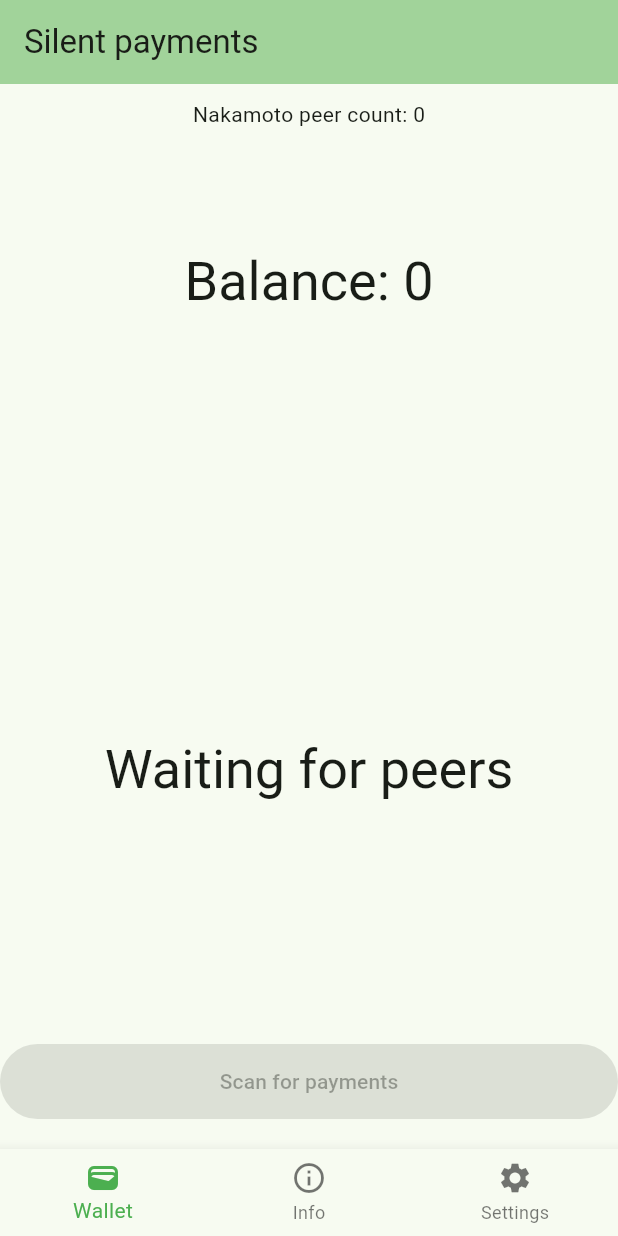
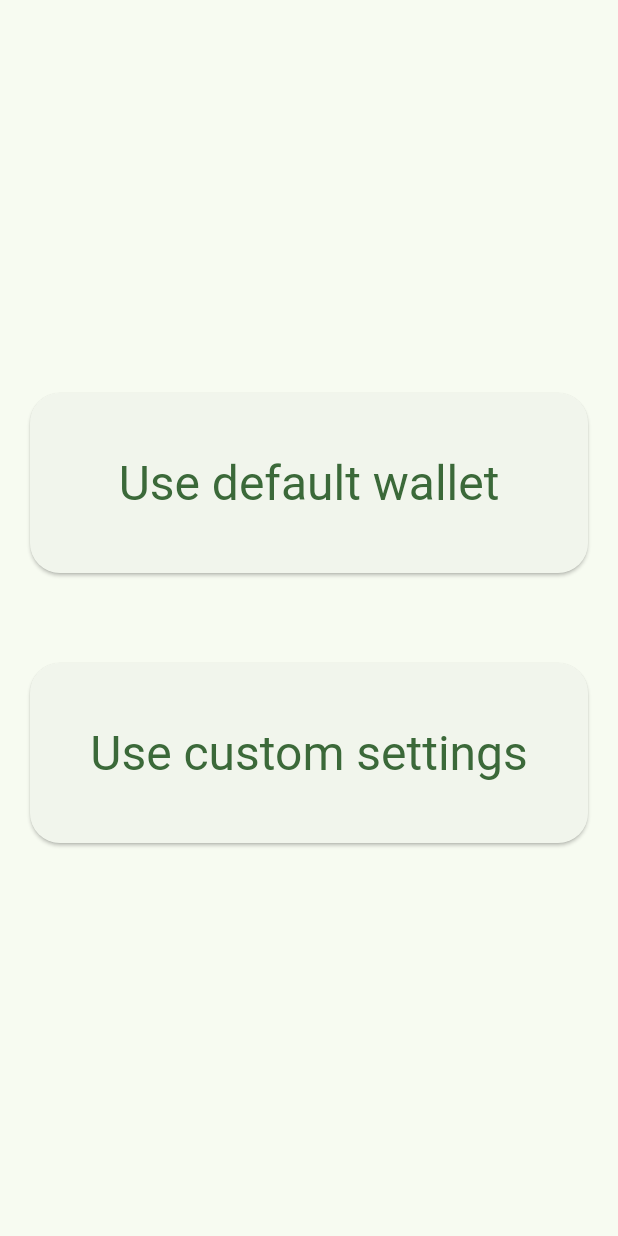
Before and after one commit to cygnet3/danawallet, a Flutter app: the screen it shows after launch, on a phone screen of 412 x 824 dp. Run offline on Flutter 3.47's test engine with Material 2 defaults, Android fonts, the phone set to English and light mode, and no system bars; our stand-ins replace flutter_dotenv, flutter_secure_storage; missing offline and left inert: dart:ffi, flutter_rust_bridge.

Commit message:
Add load default and custom wallet pages

```diff
--- /dev/null
+++ b/lib/introduction.dart
@@ -0,0 +1,66 @@
+import 'package:donationwallet/customwallet.dart';
+import 'package:donationwallet/home.dart';
+import 'package:donationwallet/storage.dart';
+import 'package:flutter/material.dart';
+
+class IntroductionPage extends StatelessWidget {
+  const IntroductionPage({super.key});
+
+  @override
+  Widget build(BuildContext context) {
+    return Scaffold(
+      body: Center(
+        child: Column(
+          mainAxisAlignment: MainAxisAlignment.center,
+          children: [
+            Padding(
+              padding:
+                  const EdgeInsets.symmetric(horizontal: 20.0, vertical: 30.0),
+              child: SizedBox(
+                width: double.infinity,
+                height: 120.0,
+                child: ElevatedButton(
+                  style: ElevatedButton.styleFrom(
+                    textStyle: Theme.of(context).textTheme.headlineLarge,
+                    shape: RoundedRectangleBorder(
+                      borderRadius: BorderRadius.circular(20),
+                    ),
+                  ),
+                  onPressed: () async {
+                    final navigator = Navigator.of(context);
+                    await SecureStorageService()
+                        .initializeWithDefaultSettings();
+                    navigator.pushReplacement(MaterialPageRoute(
+                        builder: (context) => const MyHomePage()));
+                  },
+                  child: const Text('Use default wallet'),
+                ),
+              ),
+            ),
+            Padding(
+              padding:
+                  const EdgeInsets.symmetric(horizontal: 20.0, vertical: 30.0),
+              child: SizedBox(
+                width: double.infinity,
+                height: 120.0,
+                child: ElevatedButton(
+                  style: ElevatedButton.styleFrom(
+                    textStyle: Theme.of(context).textTheme.headlineLarge,
+                    shape: RoundedRectangleBorder(
+                      borderRadius: BorderRadius.circular(20),
+                    ),
+                  ),
+                  onPressed: () {
+                    Navigator.of(context).push(MaterialPageRoute(
+                        builder: (context) => const CustomWalletPage()));
+                  },
+                  child: const Text('Use custom settings'),
+                ),
+              ),
+            ),
+          ],
+        ),
+      ),
+    );
+  }
+}
--- a/lib/main.dart
+++ b/lib/main.dart
@@ -1,20 +1,26 @@
 // ignore_for_file: avoid_print
 
-import 'package:donationwallet/information.dart';
-import 'package:donationwallet/settings.dart';
-import 'package:donationwallet/wallet.dart';
+import 'package:donationwallet/home.dart';
+import 'package:donationwallet/introduction.dart';
+import 'package:donationwallet/storage.dart';
 import 'package:flutter/material.dart';
 import 'package:flutter_dotenv/flutter_dotenv.dart';
 
 void main() async {
   // load default values from environment file (see .env-sample)
   await dotenv.load(fileName: ".env");
+  bool initialized = await SecureStorageService().isInitialized();
 
-  runApp(const MyApp());
+  Widget firstPage =
+      initialized ? const MyHomePage() : const IntroductionPage();
+
+  runApp(MyApp(firstPage: firstPage));
 }
 
 class MyApp extends StatelessWidget {
-  const MyApp({super.key});
+  final Widget firstPage;
+
+  const MyApp({super.key, required this.firstPage});
 
   @override
   Widget build(BuildContext context) {
@@ -24,62 +30,7 @@ class MyApp extends StatelessWidget {
         colorScheme: ColorScheme.fromSeed(seedColor: Colors.green),
         useMaterial3: true,
       ),
-      home: const MyHomePage(),
+      home: firstPage,
     );
   }
 }
-
-class MyHomePage extends StatefulWidget {
-  const MyHomePage({super.key});
-
-  @override
-  _MyHomePageState createState() => _MyHomePageState();
-}
-
-class _MyHomePageState extends State<MyHomePage> {
-  int _selectedIndex = 0;
-  final List<Widget> _widgetOptions = [
-    const WalletScreen(),
-    const InformationScreen(),
-    const SettingsScreen(),
-  ];
-
-  void _onItemTapped(int index) {
-    setState(() {
-      _selectedIndex = index;
-    });
-  }
-
-  @override
-  Widget build(BuildContext context) {
-    return Scaffold(
-      appBar: AppBar(
-        title: const Text('Silent payments'),
-        backgroundColor: Theme.of(context).colorScheme.inversePrimary,
-      ),
-      body: IndexedStack(
-        index: _selectedIndex,
-        children: _widgetOptions,
-      ),
-      bottomNavigationBar: BottomNavigationBar(
-        items: const <BottomNavigationBarItem>[
-          BottomNavigationBarItem(
-            icon: Icon(Icons.wallet),
-            label: 'Wallet',
-          ),
-          BottomNavigationBarItem(
-            icon: Icon(Icons.info_outline),
-            label: 'Info',
-          ),
-          BottomNavigationBarItem(
-            icon: Icon(Icons.settings),
-            label: 'Settings',
-          ),
-        ],
-        currentIndex: _selectedIndex,
-        selectedItemColor: Colors.green,
-        onTap: _onItemTapped,
-      ),
-    );
-  }
-}
--- a/lib/wallet.dart
+++ b/lib/wallet.dart
@@ -96,7 +96,7 @@ class _WalletScreenState extends State<WalletScreen> {
     SecureStorageService secureStorage = SecureStorageService();
     final scanSk = (await secureStorage.read(key: 'scan_sk'))!;
     final spendPk = (await secureStorage.read(key: 'spend_pk'))!;
-    final isTestnet = (await secureStorage.read(key: 'is_testnet'))! == 'true';
+    final isTestnet = (await secureStorage.read(key: 'network'))! != 'mainnet';
     final birthday = int.parse((await secureStorage.read(key: 'birthday'))!);
 
     // this sets up everything except nakamoto
```
Also changed, not shown: lib/customwallet.dart (added, +89 -0 lines), lib/home.dart (added, +59 -0 lines), lib/settings.dart (+13 -1 lines), lib/storage.dart (+25 -40 lines).
